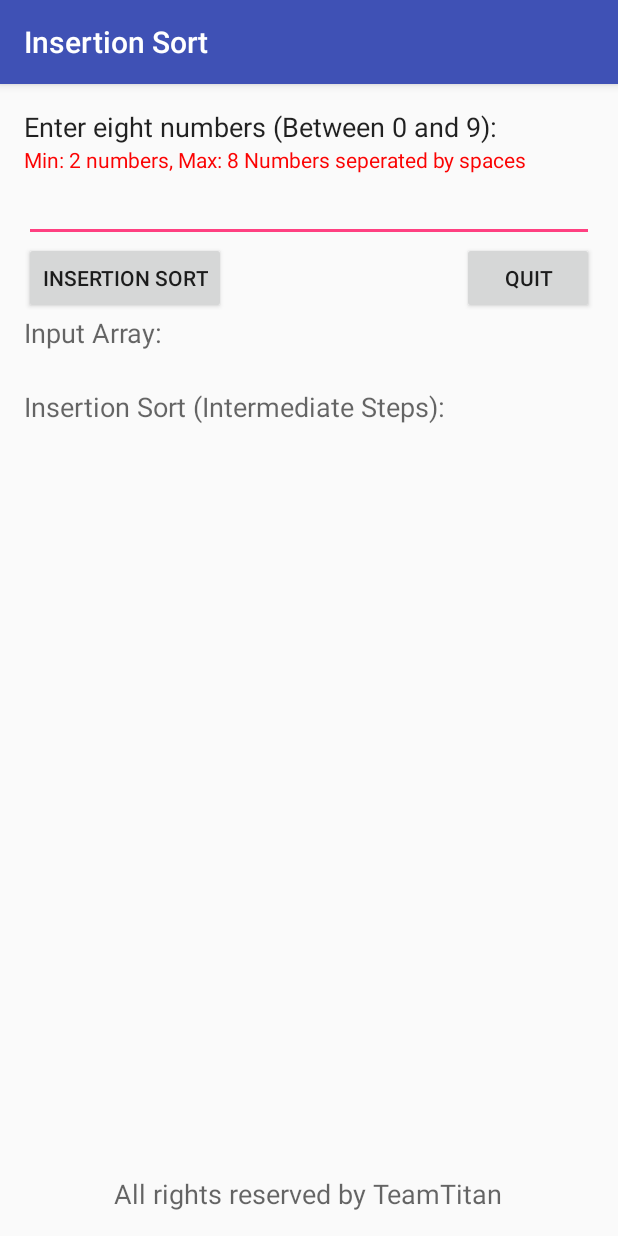
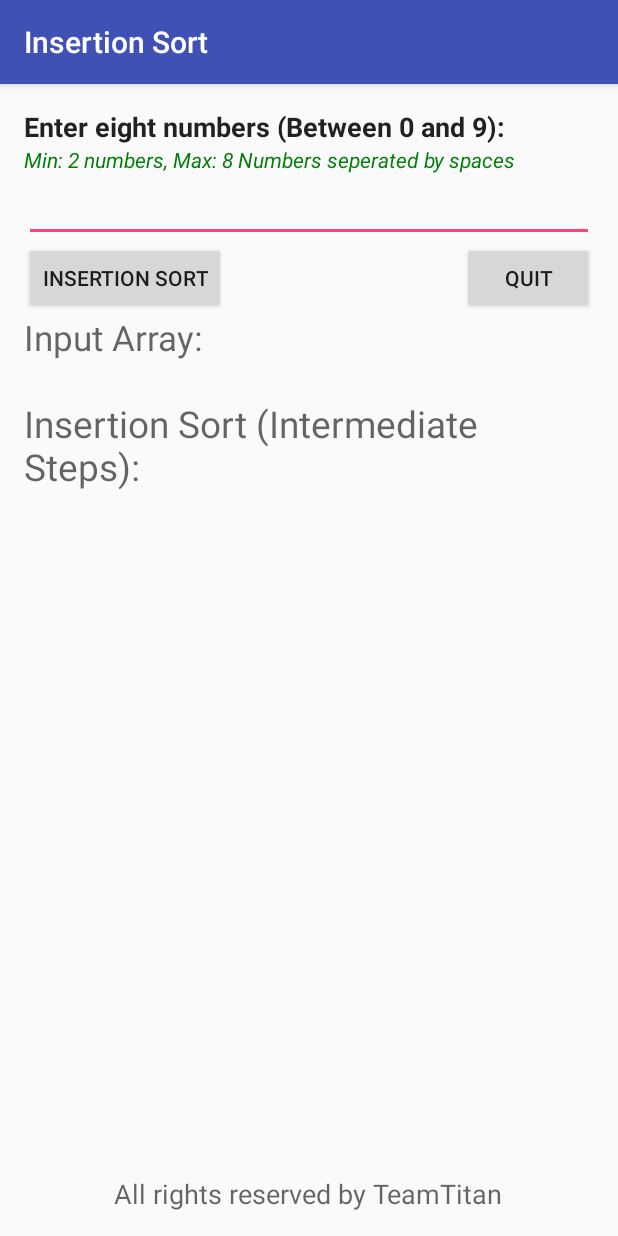
Before and after one commit to ynoorcsu/InsertionSortApp, an Android app: the screen it shows after launch (MainActivity), on a phone screen of 412 x 824 dp. Run offline under Robolectric (Android 15) with nearby library versions, the phone set to English and light mode, and no system bars.

Commit message:
Change font color, add space after input

```diff
--- a/app/src/main/java/edu/fullerton/csu/teamtitan/insertionapp/MainActivity.java
+++ b/app/src/main/java/edu/fullerton/csu/teamtitan/insertionapp/MainActivity.java
@@ -36,7 +36,7 @@ public class MainActivity extends AppCompatActivity {
                             return cs;
                         }
                         if(cs.toString().matches("[0-9 ]+")){
-                            return cs;
+                            return cs + " ".toString();
                         }
                         return "";
                     }
--- a/app/src/main/res/layout/activity_main.xml
+++ b/app/src/main/res/layout/activity_main.xml
@@ -29,7 +29,8 @@
         android:textSize="@dimen/abc_text_size_medium_material"
         android:layout_alignParentTop="true"
         android:layout_alignParentLeft="true"
-        android:layout_alignParentStart="true" />
+        android:layout_alignParentStart="true"
+        android:textStyle="bold" />
 
     <Button
         android:layout_width="wrap_content"
@@ -49,7 +50,8 @@
         android:id="@+id/lblInputArray"
         android:layout_below="@+id/btnSort"
         android:layout_alignParentLeft="true"
-        android:layout_alignParentStart="true" />
+        android:layout_alignParentStart="true"
+        android:textSize="35px" />
 
     <TextView
         android:layout_width="wrap_content"
@@ -82,7 +84,8 @@
         android:id="@+id/lblSteps"
         android:layout_below="@+id/lblInputOutput"
         android:layout_alignParentLeft="true"
-        android:layout_alignParentStart="true" />
+        android:layout_alignParentStart="true"
+        android:textSize="37px" />
 
     <TextView
         android:layout_width="wrap_content"
@@ -112,6 +115,7 @@
         android:layout_below="@+id/lblNumbers"
         android:layout_alignParentLeft="true"
         android:layout_alignParentStart="true"
-        android:textColor="#fb0303" />
+        android:textColor="#047e0b"
+        android:textStyle="italic" />
 
 </RelativeLayout>
```
